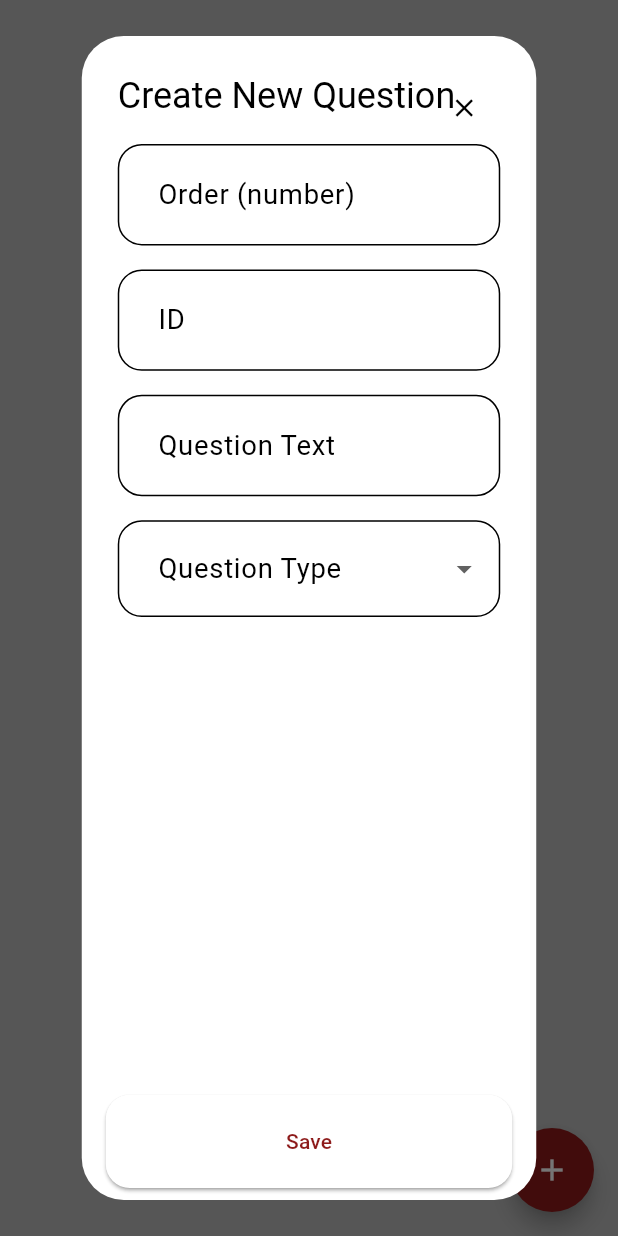
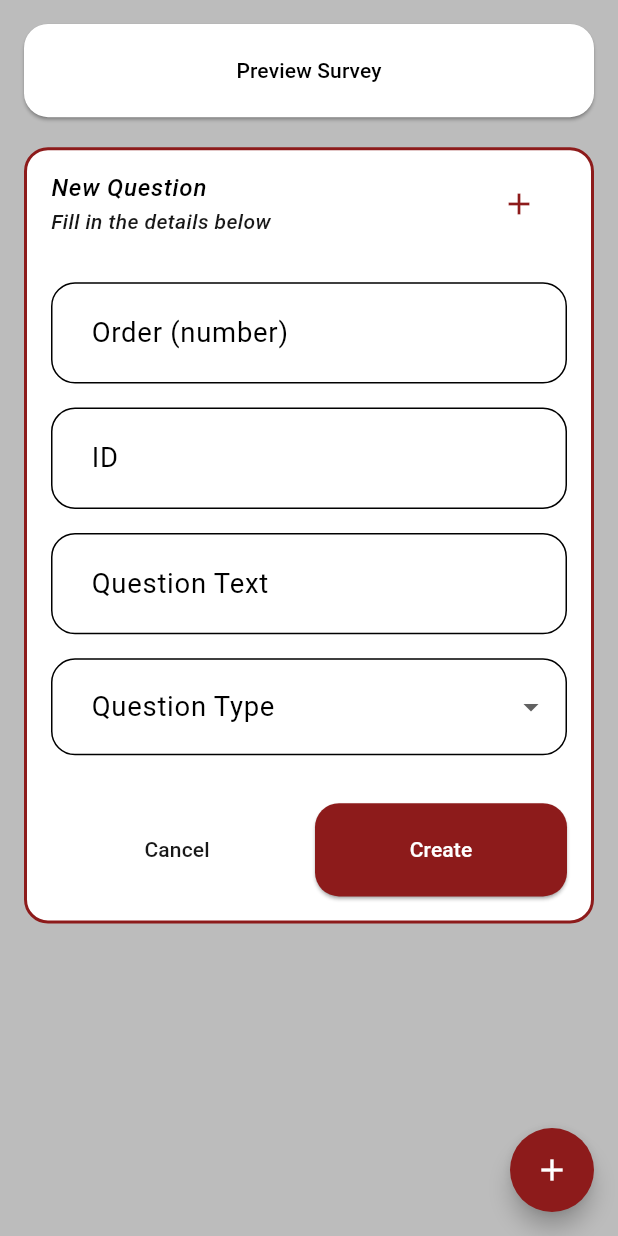
Before and after one commit to legitTomFoolery/hermessurvey, a Flutter app: the QuestionManagementScreen screen opened directly, after a tap on the "add" icon, on a phone screen of 412 x 824 dp. Run offline on Flutter 3.47's test engine with Material 3 defaults, Android fonts, the phone set to English and light mode, and no system bars; our stand-ins replace adaptive_theme, awesome_dialog, cloud_firestore, connectivity_plus, firebase_auth, firebase_core and 11 more; missing offline and left inert: dart_jsonwebtoken, excel, file_saver; accounts and stored records are empty; generated files the repository leaves out were written again.

```diff
--- a/lib/features/admin/presentation/screens/question_management_screen.dart
+++ b/lib/features/admin/presentation/screens/question_management_screen.dart
@@ -3,7 +3,6 @@ import 'package:flutter/rendering.dart';
 import 'package:adaptive_theme/adaptive_theme.dart';
 import 'package:gsecsurvey/features/home/data/models/question_model.dart';
 import 'package:gsecsurvey/features/admin/presentation/widgets/cards/expandable_question_card.dart';
-import 'package:gsecsurvey/features/admin/presentation/widgets/modals/question_modal.dart';
 import 'package:gsecsurvey/shared/data/services/firestore_service.dart';
 import 'package:gsecsurvey/shared/presentation/widgets/common_widgets.dart';
 import 'package:gsecsurvey/app/config/routes.dart';
@@ -21,6 +20,8 @@ class _QuestionManagementScreenState extends State<QuestionManagementScreen> {
   bool _isLoading = true;
   String? _expandedQuestionId;
   bool _showFloatingButton = true;
+  bool _isAddingNewQuestion = false;
+  Question? _newQuestion;
   final ScrollController _scrollController = ScrollController();
 
   @override
@@ -76,6 +77,10 @@ class _QuestionManagementScreenState extends State<QuestionManagementScreen> {
       setState(() {
         _questions = questions;
         _isLoading = false;
+        // Reset new question state when reloading
+        _isAddingNewQuestion = false;
+        _newQuestion = null;
+        _expandedQuestionId = null;
       });
     } catch (e) {
       setState(() {
@@ -93,12 +98,39 @@ class _QuestionManagementScreenState extends State<QuestionManagementScreen> {
   }
 
   void _addNewQuestion() {
-    showDialog(
-      context: context,
-      builder: (context) => QuestionModal(
-        onSave: _loadQuestions,
-      ),
+    // Create a new empty question
+    final newQuestion = Question(
+      id: '', // Will be filled in by the user
+      name: '',
+      type: '', // No default type - user must select
+      options: [],
+      rotationDetails: null,
     );
+
+    setState(() {
+      _isAddingNewQuestion = true;
+      _newQuestion = newQuestion;
+      _expandedQuestionId = 'new_question';
+    });
+
+    // Wait for the card to be added and expanded before scrolling
+    WidgetsBinding.instance.addPostFrameCallback((_) {
+      // Wait longer for the expansion animation to complete
+      Future.delayed(const Duration(milliseconds: 400), () {
+        if (_scrollController.hasClients) {
+          // Force a rebuild to get the updated scroll extent
+          WidgetsBinding.instance.addPostFrameCallback((_) {
+            if (_scrollController.hasClients) {
+              _scrollController.animateTo(
+                _scrollController.position.maxScrollExtent,
+                duration: const Duration(milliseconds: 600),
+                curve: Curves.easeOut,
+              );
+            }
+          });
+        }
+      });
+    });
   }
 
   void _onQuestionExpanded(String questionId) {
@@ -110,6 +142,11 @@ class _QuestionManagementScreenState extends State<QuestionManagementScreen> {
   void _onQuestionCollapsed() {
     setState(() {
       _expandedQuestionId = null;
+      // If we were adding a new question, reset the state
+      if (_isAddingNewQuestion) {
+        _isAddingNewQuestion = false;
+        _newQuestion = null;
+      }
     });
   }
 
@@ -127,7 +164,7 @@ class _QuestionManagementScreenState extends State<QuestionManagementScreen> {
                   color: theme.colorScheme.primary,
                 ),
               )
-            : _questions.isEmpty
+            : _questions.isEmpty && !_isAddingNewQuestion
                 ? _buildEmptyState()
                 : _buildQuestionsList(),
       ),
@@ -178,11 +215,14 @@ class _QuestionManagementScreenState extends State<QuestionManagementScreen> {
   Widget _buildQuestionsList() {
     final theme = AdaptiveTheme.of(context).theme;
 
+    // Calculate total items: preview button + existing questions + new question (if adding)
+    final totalItems = 1 + _questions.length + (_isAddingNewQuestion ? 1 : 0);
+
     return Padding(
       padding: const EdgeInsets.symmetric(horizontal: 16.0),
       child: ListView.builder(
         controller: _scrollController,
-        itemCount: _questions.length + 1, // +1 for the preview button
+        itemCount: totalItems,
         itemBuilder: (context, index) {
           if (index == 0) {
             // Preview Survey Button as first item
@@ -198,8 +238,8 @@ class _QuestionManagementScreenState extends State<QuestionManagementScreen> {
                 textColor: theme.colorScheme.onSecondary,
               ),
             );
-          } else {
-            // Questions (index - 1 because button takes index 0)
+          } else if (index <= _questions.length) {
+            // Existing questions (index - 1 because button takes index 0)
             final question = _questions[index - 1];
             return ExpandableQuestionCard(
               question: question,
@@ -208,6 +248,16 @@ class _QuestionManagementScreenState extends State<QuestionManagementScreen> {
               onExpanded: () => _onQuestionExpanded(question.id),
               onCollapsed: _onQuestionCollapsed,
             );
+          } else {
+            // New question card (last item when adding)
+            return ExpandableQuestionCard(
+              question: _newQuestion!,
+              onSave: _loadQuestions,
+              isExpanded: _expandedQuestionId == 'new_question',
+              onExpanded: () => _onQuestionExpanded('new_question'),
+              onCollapsed: _onQuestionCollapsed,
+              isNewQuestion: true,
+            );
           }
         },
       ),
--- a/lib/features/admin/presentation/widgets/cards/expandable_question_card.dart
+++ b/lib/features/admin/presentation/widgets/cards/expandable_question_card.dart
@@ -7,7 +7,7 @@ import 'package:gsecsurvey/shared/presentation/widgets/common_widgets.dart';
 import 'package:gsecsurvey/features/home/data/models/question_model.dart';
 import 'package:gsecsurvey/shared/data/services/firestore_service.dart';
 import 'package:gsecsurvey/shared/utils/helpers/admin_utils.dart';
-import 'package:gsecsurvey/features/admin/presentation/widgets/question_modal_components/index.dart';
+import 'package:gsecsurvey/features/admin/presentation/widgets/question_card_components/index.dart';
 
 class ExpandableQuestionCard extends StatefulWidget {
   final Question question;
--- a/lib/features/admin/presentation/widgets/modals/question_modal.dart
+++ /dev/null
@@ -1,235 +0,0 @@
-import 'package:flutter/material.dart';
-import 'package:gsecsurvey/features/home/data/models/question_model.dart';
-import 'package:gsecsurvey/features/admin/presentation/widgets/question_modal_components/index.dart';
-
-class QuestionModal extends StatefulWidget {
-  final Question? question;
-  final VoidCallback onSave;
-
-  const QuestionModal({
-    super.key,
-    this.question,
-    required this.onSave,
-  });
-
-  @override
-  State<QuestionModal> createState() => _QuestionModalState();
-}
-
-class _QuestionModalState extends State<QuestionModal> {
-  late final bool _isNewQuestion;
-  late final TextEditingController _orderController;
-  late final TextEditingController _idController;
-  late final TextEditingController _nameController;
-  late final TextEditingController _typeController;
-  late final TextEditingController _optionsController;
-  late final TextEditingController _rotationDetailsController;
-  final TextEditingController _newOptionController = TextEditingController();
-  final ScrollController _scrollController = ScrollController();
-
-  // Format rotation details to a string that can be parsed by RotationField
-  String _formatRotationDetails(Map<String, List<String>> rotationDetails) {
-    final buffer = StringBuffer('{');
-    int i = 0;
-    rotationDetails.forEach((rotation, attendings) {
-      buffer.write('"$rotation": [');
-      for (int j = 0; j < attendings.length; j++) {
-        buffer.write('"${attendings[j]}"');
-        if (j < attendings.length - 1) buffer.write(', ');
-      }
-      buffer.write(']');
-      if (i < rotationDetails.length - 1) buffer.write(', ');
-      i++;
-    });
-    buffer.write('}');
-    return buffer.toString();
-  }
-
-  @override
-  void initState() {
-    super.initState();
-    _isNewQuestion = widget.question == null;
-
-    // Split ID into order and ID parts if editing existing question
-    String initialOrder = '';
-    String initialId = '';
-
-    if (!_isNewQuestion) {
-      final idParts = widget.question!.id.split('-');
-      if (idParts.isNotEmpty) {
-        initialOrder = idParts.first;
-        if (idParts.length > 1) {
-          initialId = idParts.sublist(1).join('-');
-        }
-      }
-    }
-
-    // Initialize controllers
-    _orderController = TextEditingController(text: initialOrder);
-    _idController = TextEditingController(text: initialId);
-    _nameController = TextEditingController(
-        text: _isNewQuestion ? '' : widget.question!.name);
-    _typeController = TextEditingController(
-        text: _isNewQuestion ? '' : widget.question!.type);
-
-    // For options (comma-separated string)
-    _optionsController = TextEditingController(
-        text: _isNewQuestion ? '' : widget.question!.options.join(', '));
-
-    // For rotation details (formatted for proper parsing)
-    _rotationDetailsController = TextEditingController(
-        text: _isNewQuestion || widget.question!.rotationDetails == null
-            ? ''
-            : _formatRotationDetails(widget.question!.rotationDetails!));
-  }
-
-  @override
-  void dispose() {
-    _orderController.dispose();
-    _idController.dispose();
-    _nameController.dispose();
-    _typeController.dispose();
-    _optionsController.dispose();
-    _rotationDetailsController.dispose();
-    _newOptionController.dispose();
-    _scrollController.dispose();
-    super.dispose();
-  }
-
-  @override
-  Widget build(BuildContext context) {
-    return AlertDialog(
-      title: Stack(
-        children: [
-          Padding(
-            padding: const EdgeInsets.only(right: 30.0),
-            child:
-                Text(_isNewQuestion ? 'Create New Question' : 'Edit Question'),
-          ),
-          Positioned(
-            right: 0,
-            top: 0,
-            child: IconButton(
-              icon: const Icon(Icons.close),
-              onPressed: () => Navigator.of(context).pop(),
-              padding: EdgeInsets.zero,
-              constraints: const BoxConstraints(),
-              iconSize: 20,
-            ),
-          ),
-        ],
-      ),
-      content: LayoutBuilder(
-        builder: (context, constraints) {
-          return SingleChildScrollView(
-            controller: _scrollController,
-            child: ConstrainedBox(
-              constraints: BoxConstraints(
-                minHeight: constraints.maxHeight,
-              ),
-              child: IntrinsicHeight(
-                child: Column(
-                  mainAxisSize: MainAxisSize.max,
-                  mainAxisAlignment: MainAxisAlignment.spaceBetween,
-                  crossAxisAlignment: CrossAxisAlignment.start,
-                  children: [
-                    // Top content
-                    Column(
-                      crossAxisAlignment: CrossAxisAlignment.start,
-                      children: [
-                        BasicFields(
-                          orderController: _orderController,
-                          idController: _idController,
-                          nameController: _nameController,
-                          typeController: _typeController,
-                          onTypeChanged: (value) {
-                            if (value != null) {
-                              setState(() {
-                                _typeController.text = value;
-                              });
-                            }
-                          },
-                        ),
-                      ],
-                    ),
-
-                    // Bottom content - this will stay at the bottom when keyboard appears
-                    _buildTypeSpecificFields(),
-                  ],
-                ),
-              ),
-            ),
-          );
-        },
-      ),
-      actionsPadding: const EdgeInsets.symmetric(horizontal: 16, vertical: 8),
-      actions: [
-        Center(
-          child: ElevatedButton(
-            onPressed: _saveQuestion,
-            child: const Text('Save'),
-          ),
-        ),
-      ],
-    );
-  }
-
-  Widget _buildTypeSpecificFields() {
-    if (_typeController.text == 'radio' || _typeController.text == 'dropdown') {
-      return OptionsField(
-        optionsController: _optionsController,
-        newOptionController: _newOptionController,
-        scrollController: _scrollController,
-      );
-    } else if (_typeController.text == 'rotation') {
-      return RotationField(
-        key: const ValueKey('rotation_field'),
-        rotationDetailsController: _rotationDetailsController,
-        scrollController: _scrollController,
-        isNewQuestion: _isNewQuestion,
-        rotationDetailsFromQuestion:
-            _isNewQuestion ? null : widget.question!.rotationDetails,
-      );
-    } else if (_typeController.text == 'yesNo') {
-      return const Padding(
-        padding: EdgeInsets.only(top: 8.0),
-        child: Text(
-          'Note: Yes/No questions automatically use "Yes" and "No" as options.',
-          style: TextStyle(
-            fontSize: 12,
-            fontStyle: FontStyle.italic,
-            color: Colors.grey,
-          ),
-        ),
-      );
-    } else if (_typeController.text == 'attending') {
-      return const Padding(
-        padding: EdgeInsets.only(top: 8.0),
-        child: Text(
-          'Note: Attending questions get their options from the selected rotation.',
-          style: TextStyle(
-            fontSize: 12,
-            fontStyle: FontStyle.italic,
-            color: Colors.grey,
-          ),
-        ),
-      );
-    }
-    return const SizedBox.shrink();
-  }
-
-  void _saveQuestion() {
-    QuestionSaveUtils.saveQuestion(
-      context: context,
-      isNewQuestion: _isNewQuestion,
-      originalQuestion: widget.question,
-      orderController: _orderController,
-      idController: _idController,
-      nameController: _nameController,
-      typeController: _typeController,
-      optionsController: _optionsController,
-      rotationDetailsController: _rotationDetailsController,
-      onSaveSuccess: widget.onSave,
-    );
-  }
-}
--- a/lib/features/admin/presentation/widgets/question_modal_components/rotation_field.dart
+++ b/lib/features/admin/presentation/widgets/question_card_components/rotation_field.dart
@@ -1,6 +1,6 @@
 import 'package:flutter/material.dart';
 import 'package:gsecsurvey/app/config/app_constants.dart';
-import 'package:gsecsurvey/features/admin/presentation/widgets/question_modal_components/expandable_rotation_card.dart';
+import 'package:gsecsurvey/features/admin/presentation/widgets/question_card_components/expandable_rotation_card.dart';
 
 class RotationField extends StatefulWidget {
   final TextEditingController rotationDetailsController;
```
Also changed, not shown: lib/features/admin/presentation/screens/response_management_screen.dart (+7 -6 lines), lib/features/admin/presentation/widgets/common/response_filter_section.dart (+7 -3 lines), lib/features/admin/presentation/widgets/common/response_filter_widgets.dart (added, +254 -0 lines), lib/features/admin/presentation/widgets/question_card_components/basic_fields.dart (renamed from lib/features/admin/presentation/widgets/question_modal_components/basic_fields.dart), lib/features/admin/presentation/widgets/question_card_components/editable_list_field.dart (renamed from lib/features/admin/presentation/widgets/question_modal_components/editable_list_field.dart), lib/features/admin/presentation/widgets/question_card_components/expandable_rotation_card.dart (renamed from lib/features/admin/presentation/widgets/question_modal_components/expandable_rotation_card.dart), lib/features/admin/presentation/widgets/question_card_components/index.dart (renamed from lib/features/admin/presentation/widgets/question_modal_components/index.dart), lib/features/admin/presentation/widgets/question_card_components/options_field.dart (renamed from lib/features/admin/presentation/widgets/question_modal_components/options_field.dart), lib/features/admin/presentation/widgets/question_card_components/question_save_utils.dart (renamed from lib/features/admin/presentation/widgets/question_modal_components/question_save_utils.dart), lib/features/admin/presentation/widgets/question_card_components/rotation_card.dart (renamed from lib/features/admin/presentation/widgets/question_modal_components/rotation_card.dart).
